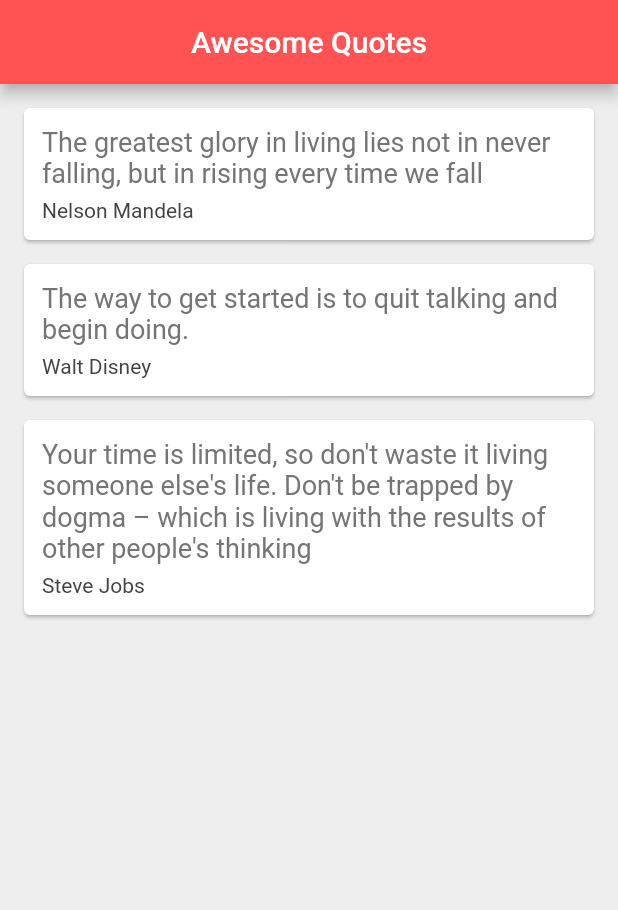
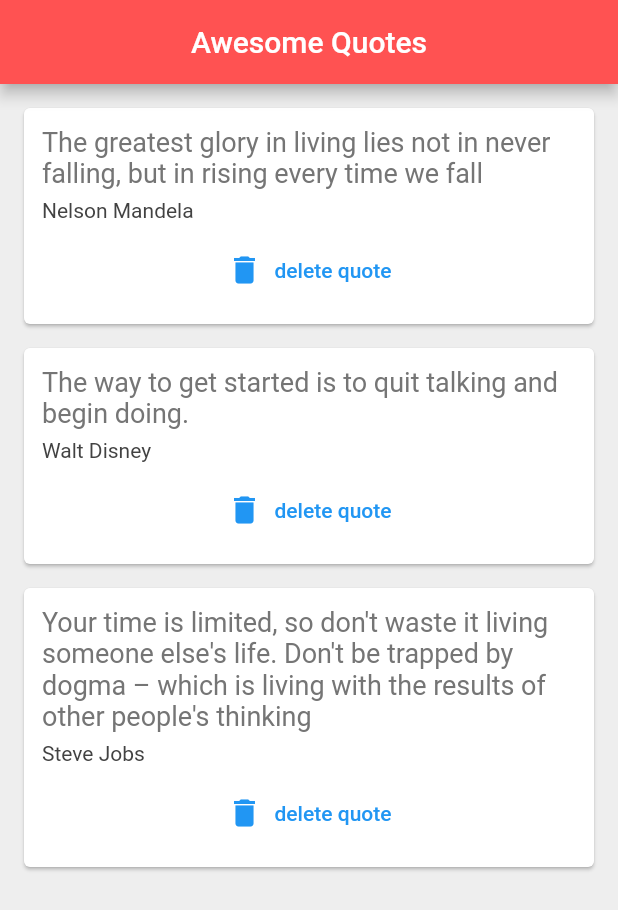
Before and after one commit to shivam-singh-code/ytfinalflutter, a Flutter app: the screen it shows after launch, on a phone screen of 412 x 824 dp. Shown: the top 910 px of the screen. Run offline on Flutter 3.47's test engine with Material 2 defaults, Android fonts, the phone set to English and light mode, and no system bars.

Commit message:
done before starting weather app

```diff
--- a/lib/main.dart
+++ b/lib/main.dart
@@ -81,8 +81,15 @@ class _QuoteListState extends State<QuoteList> {
         // new way with function and card
         // children: quotes.map((quote) => quoteTemplate(quote)).toList(),
 
-        children: quotes.map((quote) => QuoteCard(quote:quote)).toList(),
-
+        children: quotes
+            .map((quote) => QuoteCard(
+                quote: quote,
+                delete: () {
+                  setState(() {
+                    quotes.remove(quote);
+                  });
+                }))
+            .toList(),
       ),
     );
   }
@@ -90,7 +97,8 @@ class _QuoteListState extends State<QuoteList> {
 
 class QuoteCard extends StatelessWidget {
   final Quote quote;
-  QuoteCard({required this.quote});
+  final VoidCallback delete;
+  QuoteCard({required this.quote,required this.delete});
 
   @override
   Widget build(BuildContext context) {
@@ -117,7 +125,15 @@ class QuoteCard extends StatelessWidget {
                 fontSize: 14.0,
                 color: Colors.grey[800],
               ),
-            )
+            ),
+            const SizedBox(
+              height: 8.0,
+            ),
+            TextButton.icon(
+              onPressed: delete,
+              label: Text('delete quote'),
+              icon: Icon(Icons.delete),
+            ),
           ],
         ),
       ),
```
